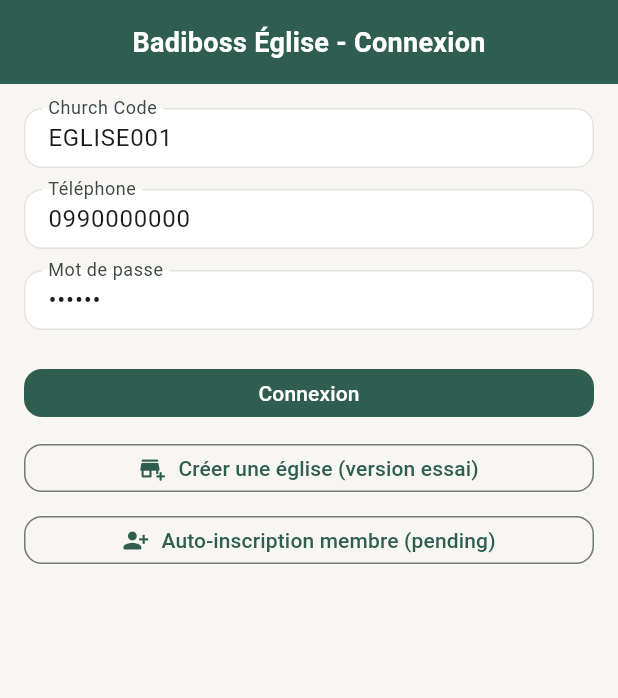
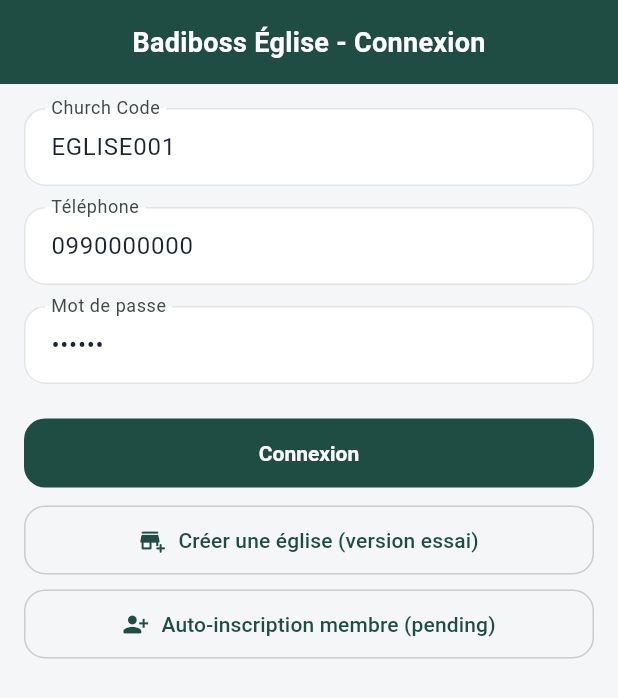
Before and after one commit to eliekabala0-sketch/badiboss-eglise-server, a Flutter app: the screen it shows after launch, on a phone screen of 412 x 824 dp. Shown: the top 698 px of the screen. Run offline on Flutter 3.47's test engine with Material 3 defaults, Android fonts, the phone set to English and light mode, and no system bars; our stand-ins replace share_plus, shared_preferences; missing offline and left inert: mobile_scanner; accounts and stored records are empty.

Commit message:
style: modernize UI theme, spacing, and key screen presentation
Made-with: Cursor

```diff
--- a/badiboss_eglise/lib/theme/app_colors.dart
+++ b/badiboss_eglise/lib/theme/app_colors.dart
@@ -6,16 +6,18 @@ import 'package:flutter/material.dart';
 final class AppColors {
   const AppColors._();
 
-  /// Vert principal (fond/logo)
-  static const Color primary = Color(0xFF2F5D50);
+  /// Vert principal (premium, plus profond)
+  static const Color primary = Color(0xFF1F4D43);
 
-  /// Or / doré (lettres B)
-  static const Color gold = Color(0xFFB58B2A);
+  /// Doré adouci pour accents
+  static const Color gold = Color(0xFFC89B3C);
 
-  /// Bordeaux (texte “BadiBoss”)
-  static const Color burgundy = Color(0xFF7A1E2C);
+  /// Bordeaux moderne
+  static const Color burgundy = Color(0xFF6F2031);
 
   /// Surfaces
-  static const Color surface = Color(0xFFF7F6F2);
-  static const Color onSurface = Color(0xFF1C1C1C);
+  static const Color surface = Color(0xFFF4F6F8);
+  static const Color card = Color(0xFFFFFFFF);
+  static const Color onSurface = Color(0xFF1B2430);
+  static const Color mutedText = Color(0xFF5F6B7A);
 }
--- a/badiboss_eglise/lib/theme/app_theme.dart
+++ b/badiboss_eglise/lib/theme/app_theme.dart
@@ -19,7 +19,7 @@ final class AppTheme {
     return ThemeData(
       useMaterial3: true,
       colorScheme: scheme,
-      visualDensity: VisualDensity.compact,
+      visualDensity: VisualDensity.standard,
       scaffoldBackgroundColor: scheme.surface,
       textTheme: ThemeData.light().textTheme.apply(
             bodyColor: AppColors.onSurface,
@@ -40,40 +40,46 @@ final class AppTheme {
       ),
       bottomNavigationBarTheme: BottomNavigationBarThemeData(
         selectedItemColor: scheme.primary,
-        unselectedItemColor: scheme.onSurface.withOpacity(0.5),
-        backgroundColor: Colors.white,
+        unselectedItemColor: AppColors.mutedText,
+        backgroundColor: AppColors.card,
         type: BottomNavigationBarType.fixed,
-        elevation: 8,
+        elevation: 2,
         selectedLabelStyle: const TextStyle(fontWeight: FontWeight.w600, fontSize: 12),
       ),
       cardTheme: CardTheme(
-        color: Colors.white,
-        elevation: 1.5,
-        shadowColor: Colors.black.withOpacity(0.06),
+        color: AppColors.card,
+        elevation: 0,
+        shadowColor: Colors.black.withOpacity(0.04),
         surfaceTintColor: Colors.transparent,
         shape: RoundedRectangleBorder(
-          borderRadius: BorderRadius.circular(14),
-          side: BorderSide(color: AppColors.onSurface.withOpacity(0.06)),
+          borderRadius: BorderRadius.circular(16),
+          side: BorderSide(color: AppColors.onSurface.withOpacity(0.08)),
         ),
       ),
       listTileTheme: ListTileThemeData(
-        contentPadding: const EdgeInsets.symmetric(horizontal: 14, vertical: 4),
-        dense: true,
+        contentPadding: const EdgeInsets.symmetric(horizontal: 16, vertical: 8),
+        dense: false,
         iconColor: scheme.primary,
       ),
       chipTheme: ThemeData.light().chipTheme.copyWith(
             side: BorderSide(color: AppColors.onSurface.withOpacity(0.08)),
-            backgroundColor: Colors.white,
-            shape: RoundedRectangleBorder(borderRadius: BorderRadius.circular(10)),
+            backgroundColor: AppColors.card,
+            labelStyle: const TextStyle(fontSize: 13, fontWeight: FontWeight.w500),
+            shape: RoundedRectangleBorder(borderRadius: BorderRadius.circular(12)),
           ),
       inputDecorationTheme: InputDecorationTheme(
         filled: true,
-        fillColor: Colors.white,
-        isDense: true,
-        border: OutlineInputBorder(borderRadius: BorderRadius.circular(12)),
+        fillColor: AppColors.card,
+        isDense: false,
+        contentPadding: const EdgeInsets.symmetric(horizontal: 14, vertical: 14),
+        border: OutlineInputBorder(borderRadius: BorderRadius.circular(14)),
         enabledBorder: OutlineInputBorder(
-          borderRadius: BorderRadius.circular(12),
+          borderRadius: BorderRadius.circular(14),
           borderSide: BorderSide(color: AppColors.onSurface.withOpacity(0.12)),
+        ),
+        focusedBorder: OutlineInputBorder(
+          borderRadius: BorderRadius.circular(14),
+          borderSide: BorderSide(color: scheme.primary, width: 1.5),
         ),
       ),
       elevatedButtonTheme: ElevatedButtonThemeData(
@@ -81,8 +87,9 @@ final class AppTheme {
           backgroundColor: scheme.primary,
           foregroundColor: Colors.white,
           elevation: 0,
-          padding: const EdgeInsets.symmetric(horizontal: 22, vertical: 14),
-          shape: RoundedRectangleBorder(borderRadius: BorderRadius.circular(12)),
+          padding: const EdgeInsets.symmetric(horizontal: 22, vertical: 15),
+          shape: RoundedRectangleBorder(borderRadius: BorderRadius.circular(14)),
+          textStyle: const TextStyle(fontWeight: FontWeight.w600),
         ),
       ),
       filledButtonTheme: FilledButtonThemeData(
@@ -90,18 +97,24 @@ final class AppTheme {
           backgroundColor: scheme.primary,
           foregroundColor: Colors.white,
           elevation: 0,
-          shape: RoundedRectangleBorder(borderRadius: BorderRadius.circular(12)),
+          shape: RoundedRectangleBorder(borderRadius: BorderRadius.circular(14)),
+          padding: const EdgeInsets.symmetric(horizontal: 20, vertical: 14),
+          textStyle: const TextStyle(fontWeight: FontWeight.w600),
         ),
       ),
       outlinedButtonTheme: OutlinedButtonThemeData(
         style: OutlinedButton.styleFrom(
-          padding: const EdgeInsets.symmetric(horizontal: 18, vertical: 12),
-          shape: RoundedRectangleBorder(borderRadius: BorderRadius.circular(12)),
+          padding: const EdgeInsets.symmetric(horizontal: 18, vertical: 13),
+          side: BorderSide(color: AppColors.onSurface.withOpacity(0.2)),
+          shape: RoundedRectangleBorder(borderRadius: BorderRadius.circular(14)),
         ),
+      ),
+      dialogTheme: DialogTheme(
+        shape: RoundedRectangleBorder(borderRadius: BorderRadius.circular(18)),
       ),
       snackBarTheme: SnackBarThemeData(
         behavior: SnackBarBehavior.floating,
-        shape: RoundedRectangleBorder(borderRadius: BorderRadius.circular(12)),
+        shape: RoundedRectangleBorder(borderRadius: BorderRadius.circular(14)),
       ),
     );
   }
```
Also changed, not shown: badiboss_eglise/lib/screens/app_shell.dart (+15 -2 lines), badiboss_eglise/lib/screens/modules/subscription_page.dart (+31 -13 lines), badiboss_eglise/lib/screens/tabs/tab_members.dart (+14 -8 lines).
